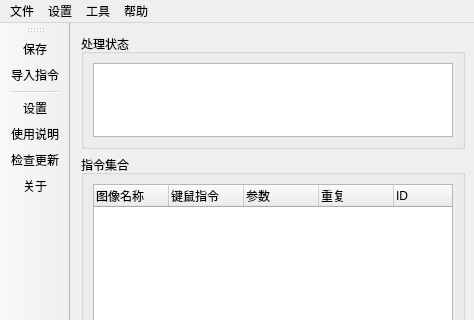
Above: 窗体/mainwindow.ui from FsterThanLight/Clicker before the change; both pictures show x 0 to 474 and y 0 to 320 of the 474 by 697 pixel window. Below: the same form after it.
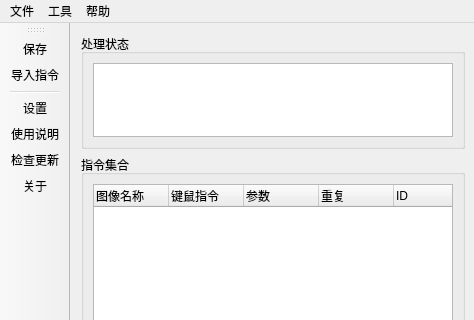
That is the form after the change. Icons and pictures are not drawn.

Commit message: 2022/4/12 设置窗口数据处理完成

What changed in the file:
```diff
--- a/窗体/mainwindow.ui
+++ b/窗体/mainwindow.ui
@@ -411,14 +411,9 @@
     <property name="title">
      <string>工具</string>
     </property>
-   </widget>
-   <widget class="QMenu" name="menu_3">
-    <property name="title">
-     <string>设置</string>
-    </property>
+    <addaction name="actions_2"/>
    </widget>
    <addaction name="menu"/>
-   <addaction name="menu_3"/>
    <addaction name="menu_4"/>
    <addaction name="menu_2"/>
   </widget>
```
Left out of the diff: 11 changed lines with no effect on the pictures. The commit also changes 7 other files.
